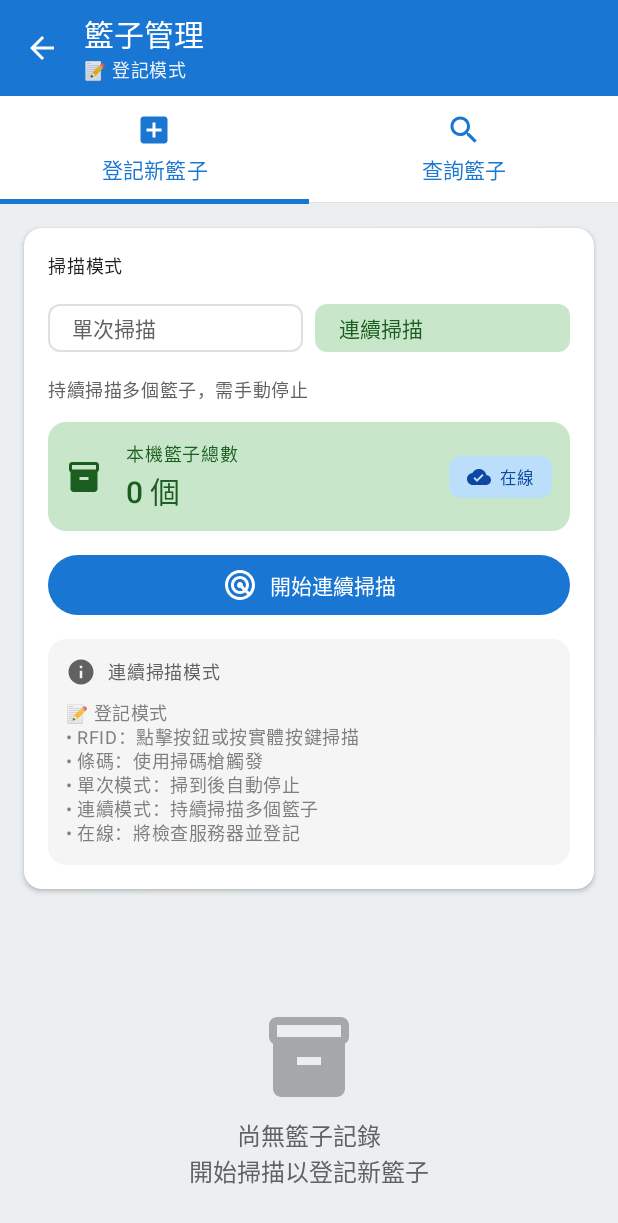
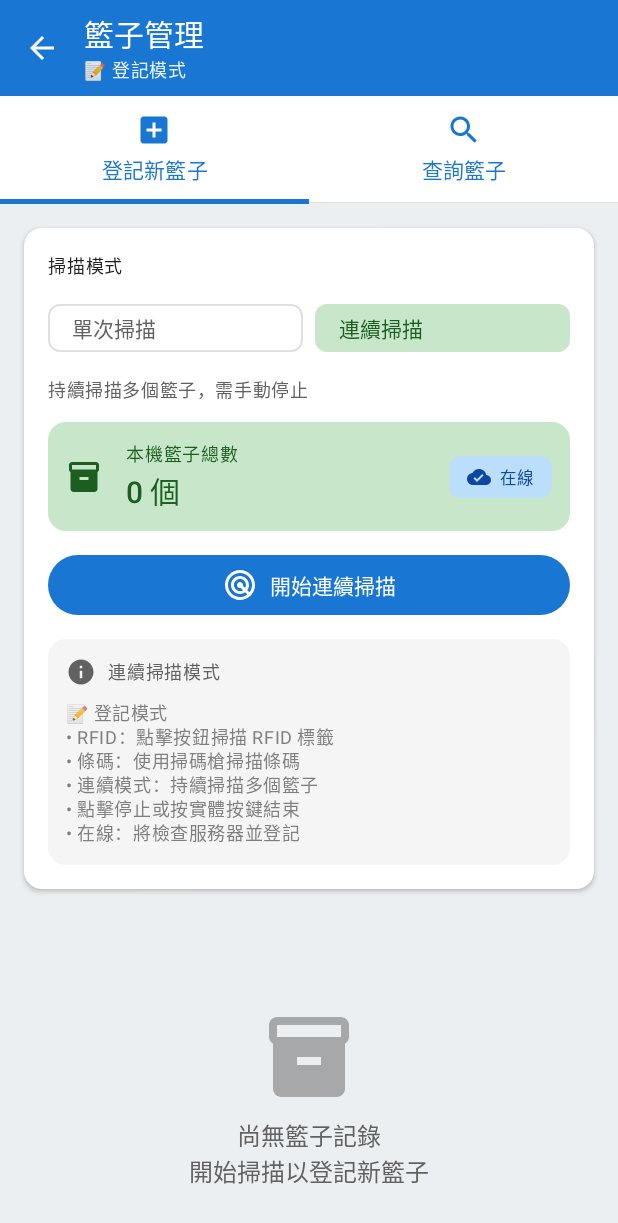
Before and after one commit to oliverso-pixel/kdl-rfid-app, an Android app built with Jetpack Compose: the composable BasketManagementScreen shown on its own in the app's theme, after a tap on "停止掃描", on a phone screen of 412 x 824 dp. Shown: the top 1223 px of the screen. Run offline under Robolectric (Android 15) with nearby library versions, the phone set to English and light mode, and no system bars; our stand-ins replace Dagger/Hilt's generated code, Timber; libraries missing offline, so code that uses them is left out: com.ubx.usdk; 3 statements that could not run were skipped; 3 other taps on this screen came first.

Commit message:
scanmanager bug fix

```diff
--- a/app/src/main/java/com/kdl/rfidinventory/presentation/MainActivity.kt
+++ b/app/src/main/java/com/kdl/rfidinventory/presentation/MainActivity.kt
@@ -36,10 +36,6 @@ class MainActivity : ComponentActivity() {
     @RequiresApi(Build.VERSION_CODES.O)
     override fun onCreate(savedInstanceState: Bundle?) {
         super.onCreate(savedInstanceState)
-
-        Timber.plant(Timber.DebugTree())
-        Timber.d("🚀 MainActivity onCreate")
-
         setContent {
             RFIDInventoryTheme {
                 Surface(
--- a/app/src/main/java/com/kdl/rfidinventory/presentation/ui/components/ScanSettingsCard.kt
+++ b/app/src/main/java/com/kdl/rfidinventory/presentation/ui/components/ScanSettingsCard.kt
@@ -49,6 +49,7 @@ fun ScanSettingsCard(
                 .padding(16.dp),
             verticalArrangement = Arrangement.spacedBy(12.dp)
         ) {
+
             // 掃描模式選擇器
             ScanModeSelector(
                 currentMode = scanMode,
--- a/app/src/main/java/com/kdl/rfidinventory/presentation/ui/screens/admin/BasketManagementScreen.kt
+++ b/app/src/main/java/com/kdl/rfidinventory/presentation/ui/screens/admin/BasketManagementScreen.kt
@@ -21,6 +21,7 @@ import com.kdl.rfidinventory.presentation.ui.components.ScanSettingsCard
 import com.kdl.rfidinventory.util.NetworkState
 import com.kdl.rfidinventory.util.ScanMode
 import com.kdl.rfidinventory.util.ScanType
+import timber.log.Timber
 import java.text.SimpleDateFormat
 import java.util.*
 
@@ -29,9 +30,15 @@ import java.util.*
 @Composable
 fun BasketManagementScreen(
     onNavigateBack: () -> Unit,
-    onNavigateToDetail: (String) -> Unit,
-    viewModel: AdminViewModel = hiltViewModel()
+    onNavigateToDetail: (String) -> Unit
 ) {
+    val viewModel: AdminViewModel = hiltViewModel()
+
+    // 添加 log 確認
+    LaunchedEffect(Unit) {
+        Timber.d("🎯 BasketManagementScreen created, viewModel instance: ${viewModel.hashCode()}")
+    }
+
     val uiState by viewModel.uiState.collectAsStateWithLifecycle()
     val networkState by viewModel.networkState.collectAsStateWithLifecycle()
     val baskets by viewModel.baskets.collectAsStateWithLifecycle()
@@ -195,7 +202,7 @@ fun BasketManagementScreen(
                 .fillMaxSize()
                 .padding(paddingValues)
         ) {
-            // ⭐ Tab 切換（選擇模式時隱藏）
+            // Tab 切換（選擇模式時隱藏）
             if (!isSelectionMode) {
                 TabRow(
                     selectedTabIndex = when (basketManagementMode) {
@@ -254,8 +261,9 @@ fun BasketManagementScreen(
                         }
                     }
 
-                    // 掃描設置卡片
-                    item {
+                    if (basketManagementMode == BasketManagementMode.REGISTER) {
+                        // 掃描設置卡片
+                        item {
                         ScanSettingsCard(
                             scanMode = scanMode,
                             isScanning = scanState.isScanning,
@@ -272,10 +280,18 @@ fun BasketManagementScreen(
                             helpText = when (basketManagementMode) {
                                 BasketManagementMode.REGISTER -> buildString {
                                     append("📝 登記模式\n")
-                                    append("• RFID：點擊按鈕或按實體按鍵掃描\n")
-                                    append("• 條碼：使用掃碼槍觸發\n")
-                                    append("• 單次模式：掃到後自動停止\n")
-                                    append("• 連續模式：持續掃描多個籃子\n")
+                                    append("• RFID：點擊按鈕掃描 RFID 標籤\n")
+                                    append("• 條碼：使用掃碼槍掃描條碼\n")
+                                    when (scanMode) {
+                                        ScanMode.SINGLE -> {
+                                            append("• 單次模式：掃到後自動停止\n")
+                                            append("• 再按一次實體按鍵可取消\n")
+                                        }
+                                        ScanMode.CONTINUOUS -> {
+                                            append("• 連續模式：持續掃描多個籃子\n")
+                                            append("• 點擊停止或按實體按鍵結束\n")
+                                        }
+                                    }
                                     when (networkState) {
                                         is NetworkState.Connected -> append("• 在線：將檢查服務器並登記")
                                         is NetworkState.Disconnected -> append("• 離線：僅保存到本地")
@@ -283,14 +299,24 @@ fun BasketManagementScreen(
                                     }
                                 }
                                 BasketManagementMode.QUERY -> buildString {
-                                    append("🔍 查詢模式\n")
-                                    append("• RFID：點擊按鈕或按實體按鍵掃描\n")
-                                    append("• 條碼：使用掃碼槍觸發\n")
-                                    append("• 掃描後自動填入搜索框\n")
-                                    append("• 也可手動輸入關鍵字搜索")
+//                                    append("🔍 查詢模式\n")
+//                                    append("• RFID：點擊按鈕掃描 RFID 標籤\n")
+//                                    append("• 條碼：使用掃碼槍掃描條碼\n")
+//                                    when (scanMode) {
+//                                        ScanMode.SINGLE -> {
+//                                            append("• 單次模式：掃到後自動填入搜索框\n")
+//                                            append("• 再按一次實體按鍵可取消\n")
+//                                        }
+//                                        ScanMode.CONTINUOUS -> {
+//                                            append("• 連續模式：每次掃描自動搜索\n")
+//                                            append("• 點擊停止或按實體按鍵結束\n")
+//                                        }
+//                                    }
+//                                    append("• 也可手動輸入關鍵字搜索")
                                 }
                             }
                         )
+                    }
                     }
                 }
 
@@ -479,7 +505,7 @@ fun BasketManagementScreen(
 }
 
 /**
- * ⭐ 可選擇的籃子列表項
+ * 可選擇的籃子列表項
  */
 @Composable
 private fun SelectableBasketListItem(
--- a/app/src/main/java/com/kdl/rfidinventory/util/ScanManager.kt
+++ b/app/src/main/java/com/kdl/rfidinventory/util/ScanManager.kt
@@ -33,8 +33,14 @@ class ScanManager @Inject constructor(
     private val _errors = MutableSharedFlow<String>()
     val errors: SharedFlow<String> = _errors.asSharedFlow()
 
+    // ⭐ 當前監聽的 Job（可重新訂閱）
+    private var keyEventCollectorJob: Job? = null
+
     // ⭐ 當前掃描任務
     private var currentScanJob: Job? = null
+
+    // ⭐ 當前的 canStartScan 檢查函數
+    private var currentCanStartScan: (() -> Boolean)? = null
 
     /**
      * 初始化掃描管理器
@@ -48,14 +54,29 @@ class ScanManager @Inject constructor(
         scanMode: StateFlow<ScanMode>,
         canStartScan: () -> Boolean = { true }
     ) {
-        Timber.d("🎯 ScanManager initializing")
+        Timber.d("🎯 ScanManager initializing (instance: ${this.hashCode()})")
+        Timber.d("📊 Current scanMode: ${scanMode.value}, canStartScan: $canStartScan")
 
-        // 監聽實體按鍵事件
-        scope.launch {
-            keyEventHandler.scanTriggerEvents.collect { event ->
-                handleKeyEvent(event, scanMode.value, canStartScan)
-            }
+        // ⭐ 取消之前的監聽器（允許重新訂閱）
+        keyEventCollectorJob?.cancel()
+        Timber.d("🔄 Previous keyEventCollectorJob cancelled")
+
+        // ⭐ 更新 canStartScan
+        currentCanStartScan = canStartScan
+
+        // ⭐ 重新訂閱 KeyEvent + ScanMode
+        keyEventCollectorJob = scope.launch {
+            keyEventHandler.scanTriggerEvents
+                .combine(scanMode) { event, mode ->
+                    Timber.d("🔑 KeyEvent: $event | Current ScanMode from StateFlow: $mode")
+                    event to mode
+                }
+                .collect { (event, currentMode) ->
+                    handleKeyEvent(event, currentMode, canStartScan)
+                }
         }
+
+        Timber.d("✅ ScanManager initialized successfully (instance: ${this.hashCode()})")
     }
 
     /**
@@ -68,7 +89,13 @@ class ScanManager @Inject constructor(
     ) {
         val currentState = _scanState.value
 
-        Timber.d("🔑 KeyEvent: $event | Mode: $currentMode | Scanning: ${currentState.isScanning} | Type: ${currentState.scanType}")
+        Timber.d("🔑 ========== handleKeyEvent ==========")
+        Timber.d("🔑 Event: $event")
+        Timber.d("🔑 Mode: $currentMode")
+        Timber.d("🔑 Current scanning: ${currentState.isScanning}")
+        Timber.d("🔑 Current scanType: ${currentState.scanType}")
+        Timber.d("🔑 canStartScan(): ${canStartScan()}")
+        Timber.d("==========================================")
 
         when (event) {
             is ScanTriggerEvent.StartScan -> {
@@ -113,7 +140,6 @@ class ScanManager @Inject constructor(
                 if (currentMode == ScanMode.SINGLE && currentState.isScanning && currentState.scanType == ScanType.BARCODE) {
                     Timber.d("🛑 Single mode: Cancelling barcode scan")
                     stopScanning()
-//                    _errors.emit("已取消掃描")
                 }
                 // ⭐ 連續模式或 RFID 掃描時，停止掃描
                 else if (currentState.isScanning) {
@@ -197,7 +223,7 @@ class ScanManager @Inject constructor(
             kotlinx.coroutines.delay(100)
         }
 
-        // ⭐ 取消之前的掃描任務
+        // 取消之前的掃描任務
         currentScanJob?.cancel()
 
         _scanState.update {
@@ -292,6 +318,16 @@ class ScanManager @Inject constructor(
             kotlinx.coroutines.delay(200)
         }
     }
+
+    /**
+     * ⭐ 清理資源（在 ViewModel onCleared 時調用）
+     */
+    fun cleanup() {
+        Timber.d("🧹 ScanManager cleanup")
+        keyEventCollectorJob?.cancel()
+        keyEventCollectorJob = null
+        stopScanning()
+    }
 }
 
 /**
```
Also changed, not shown: app/src/main/java/com/kdl/rfidinventory/presentation/ui/screens/admin/AdminViewModel.kt (+63 -44 lines), app/src/main/java/com/kdl/rfidinventory/presentation/ui/screens/production/ProductionViewModel.kt (+71 -72 lines), app/src/main/java/com/kdl/rfidinventory/presentation/ui/screens/warehouse/receiving/ReceivingScreen.kt (+0 -11 lines), app/src/main/java/com/kdl/rfidinventory/presentation/ui/screens/warehouse/receiving/ReceivingViewModel.kt (+52 -58 lines).
